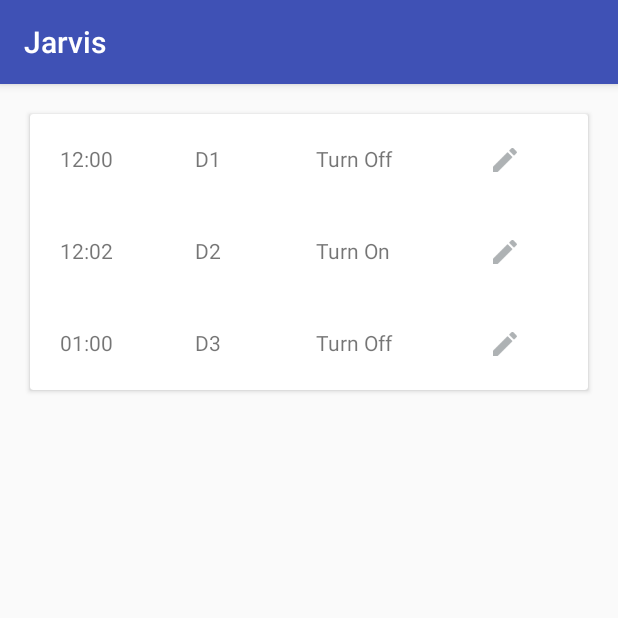
After one commit to noureldin-khaled/Jarvis_Android, an Android app: the fragment PatternsFragment shown on its own in the app's theme, on a phone screen of 412 x 824 dp, the top half of it. The commit adds this screen. Run offline under Robolectric (Android 15) with nearby library versions, the phone set to English and light mode, and no system bars.

Commit message:
Added Patterns without requests

```diff
--- a/app/build.gradle
+++ b/app/build.gradle
@@ -23,6 +23,7 @@ dependencies {
     compile fileTree(dir: 'libs', include: ['*.jar'])
     compile 'com.android.support:appcompat-v7:24.2.0'
     compile 'com.android.support:design:24.2.0'
+    compile 'com.android.support:cardview-v7:21.0.+'
     compile 'ai.api:libai:1.3.5'
     compile 'ai.api:sdk:2.0.2@aar'
     compile 'com.google.code.gson:gson:2.3.1'
--- /dev/null
+++ b/app/src/main/java/com/iot/guc/jarvis/adapters/PatternsAdapter.java
@@ -0,0 +1,57 @@
+package com.iot.guc.jarvis.adapters;
+
+import android.content.Context;
+import android.support.v7.widget.CardView;
+import android.support.v7.widget.LinearLayoutManager;
+import android.support.v7.widget.RecyclerView;
+import android.view.LayoutInflater;
+import android.view.View;
+import android.view.ViewGroup;
+
+import com.iot.guc.jarvis.R;
+import com.iot.guc.jarvis.models.Event;
+
+import java.util.ArrayList;
+
+
+public class PatternsAdapter extends RecyclerView.Adapter<PatternsAdapter.ViewHolder> {
+
+    private ArrayList<ArrayList<Event>> sequences;
+    private Context context;
+
+    public PatternsAdapter(ArrayList<ArrayList<Event>>Data, Context context){
+        sequences = Data;
+        this.context = context;
+    }
+
+
+    @Override
+    public PatternsAdapter.ViewHolder onCreateViewHolder(ViewGroup parent, int viewType) {
+        View v = LayoutInflater.from(parent.getContext()).inflate(R.layout.patterns_sequence,parent,false);
+        ViewHolder viewHolder = new ViewHolder(v);
+        return viewHolder;
+    }
+
+    @Override
+    public void onBindViewHolder(ViewHolder holder, int position) {
+        SequenceAdapter sequenceAdapter = new SequenceAdapter(sequences.get(position));
+        holder.recyclerView.setLayoutManager(new LinearLayoutManager(context));
+        holder.recyclerView.setAdapter(sequenceAdapter);
+    }
+
+    @Override
+    public int getItemCount() {
+        return sequences.size();
+    }
+
+    public static class ViewHolder extends RecyclerView.ViewHolder {
+
+        RecyclerView recyclerView;
+
+
+        public ViewHolder(View itemView) {
+            super(itemView);
+            recyclerView = (RecyclerView) itemView.findViewById(R.id.patterns_sequence);
+        }
+    }
+}
--- /dev/null
+++ b/app/src/main/java/com/iot/guc/jarvis/adapters/SequenceAdapter.java
@@ -0,0 +1,57 @@
+package com.iot.guc.jarvis.adapters;
+
+import android.support.v7.widget.RecyclerView;
+import android.view.LayoutInflater;
+import android.view.View;
+import android.view.ViewGroup;
+import android.widget.TextView;
+
+import com.iot.guc.jarvis.R;
+import com.iot.guc.jarvis.models.Event;
+
+import java.util.ArrayList;
+
+
+public class SequenceAdapter extends RecyclerView.Adapter<SequenceAdapter.ViewHolder> {
+
+    private ArrayList<Event> Events;
+
+    public SequenceAdapter(ArrayList<Event>Data){
+        Events = Data;
+    }
+
+    @Override
+    public SequenceAdapter.ViewHolder onCreateViewHolder(ViewGroup parent, int viewType) {
+        View v = LayoutInflater.from(parent.getContext()).inflate(R.layout.patterns_sequence_event,parent,false);
+        return new ViewHolder(v);
+    }
+
+    @Override
+    public void onBindViewHolder(SequenceAdapter.ViewHolder holder, int position) {
+        holder.time.setText(Events.get(position).getTime());
+        holder.device.setText(Events.get(position).getDevice());
+        String status = "";
+        if(Events.get(position).getStatus())
+            status = "Turn On";
+        else status = "Turn Off";
+        holder.status.setText(status);
+    }
+
+    @Override
+    public int getItemCount() {
+        return Events.size();
+    }
+
+    public static class ViewHolder extends RecyclerView.ViewHolder{
+        TextView time;
+        TextView device;
+        TextView status;
+
+        public ViewHolder(View itemView) {
+            super(itemView);
+            time = (TextView) itemView.findViewById(R.id.event_time);
+            device = (TextView) itemView.findViewById(R.id.PatternsFragment_device_name);
+            status = (TextView) itemView.findViewById(R.id.PatternsFragment_device_status);
+        }
+    }
+}
--- a/app/src/main/java/com/iot/guc/jarvis/controllers/MainActivity.java
+++ b/app/src/main/java/com/iot/guc/jarvis/controllers/MainActivity.java
@@ -24,6 +24,7 @@ import android.widget.ProgressBar;
 import android.widget.TextView;
 
 import com.iot.guc.jarvis.Constants;
+import com.iot.guc.jarvis.fragments.PatternsFragment;
 import com.iot.guc.jarvis.responses.HTTPResponse;
 import com.iot.guc.jarvis.R;
 import com.iot.guc.jarvis.Shared;
@@ -230,7 +231,7 @@ public class MainActivity extends AppCompatActivity {
         public Fragment getItem(int position) {
             switch (position) {
                 case 0:
-                    return PlaceholderFragment.newInstance(position+1);
+                    return new PatternsFragment();
                 case 1:
                     return new ChatFragment();
                 case 2:
--- /dev/null
+++ b/app/src/main/java/com/iot/guc/jarvis/fragments/PatternsFragment.java
@@ -0,0 +1,67 @@
+package com.iot.guc.jarvis.fragments;
+
+
+import android.support.v4.app.Fragment;
+import android.os.Bundle;
+import android.support.annotation.Nullable;
+import android.support.v7.widget.LinearLayoutManager;
+import android.support.v7.widget.RecyclerView;
+import android.view.LayoutInflater;
+import android.view.View;
+import android.view.ViewGroup;
+
+import com.iot.guc.jarvis.R;
+import com.iot.guc.jarvis.adapters.PatternsAdapter;
+import com.iot.guc.jarvis.models.Event;
+
+import java.util.ArrayList;
+
+public class PatternsFragment extends Fragment {
+
+    private ArrayList<ArrayList<Event>> Patterns = new ArrayList<ArrayList<Event>>();
+
+    @Nullable
+    @Override
+    public View onCreateView(LayoutInflater inflater, @Nullable ViewGroup container, Bundle savedInstanceState) {
+        View view = inflater.inflate(R.layout.fragment_patterns,container,false);
+        RecyclerView recyclerView = (RecyclerView) view.findViewById(R.id.Patterns_RecyclerView_list);
+
+        LinearLayoutManager linearLayoutManager = new LinearLayoutManager(getActivity());
+        recyclerView.setLayoutManager(linearLayoutManager);
+
+        fillData();
+        PatternsAdapter patternsAdapter = new PatternsAdapter(Patterns,getActivity());
+        recyclerView.setAdapter(patternsAdapter);
+
+        return view;
+    }
+
+    private void fillData() {
+
+        Event ev1 = new Event();
+        ev1.setDevice("D1");
+        ev1.setTime("12:00");
+        ev1.setStatus(false);
+        Event ev2 = new Event();
+        ev2.setDevice("D2");
+        ev2.setTime("12:02");
+        ev2.setStatus(true);
+        Event ev3 = new Event();
+        ev3.setDevice("D3");
+        ev3.setTime("01:00");
+        ev3.setStatus(false);
+
+        ArrayList<Event> s = new ArrayList<Event>();
+        s.add(ev1);
+        s.add(ev2);
+        s.add(ev3);
+
+        Patterns.add(s);
+
+
+
+
+    }
+
+
+}
--- /dev/null
+++ b/app/src/main/java/com/iot/guc/jarvis/models/Event.java
@@ -0,0 +1,32 @@
+package com.iot.guc.jarvis.models;
+
+public class Event {
+
+    private String time;
+    private String device;
+    private Boolean status;
+
+    public String getTime() {
+        return time;
+    }
+
+    public void setTime(String time) {
+        this.time = time;
+    }
+
+    public String getDevice() {
+        return device;
+    }
+
+    public void setDevice(String device) {
+        this.device = device;
+    }
+
+    public Boolean getStatus() {
+        return status;
+    }
+
+    public void setStatus(Boolean status) {
+        this.status = status;
+    }
+}
--- /dev/null
+++ b/app/src/main/res/layout/fragment_patterns.xml
@@ -0,0 +1,31 @@
+<?xml version="1.0" encoding="utf-8"?>
+<LinearLayout xmlns:android="http://schemas.android.com/apk/res/android"
+    android:layout_width="match_parent" android:layout_height="match_parent"
+    android:orientation="vertical">
+
+    <ProgressBar
+        android:layout_width="wrap_content"
+        android:layout_height="wrap_content"
+        android:layout_gravity="center"
+        android:layout_margin="10dp"
+        android:visibility="gone"
+        android:id="@+id/Patterns_ProgressBar"/>
+
+    <TextView
+        android:layout_width="wrap_content"
+        android:layout_height="wrap_content"
+        android:text="No Patterns Detected Yet"
+        android:layout_margin="10dp"
+        android:layout_gravity="center"
+        android:id="@+id/Patterns_TextView_NoPatterns"
+        android:visibility="gone"/>
+
+    <android.support.v7.widget.RecyclerView
+        android:layout_width="match_parent"
+        android:layout_height="wrap_content"
+        android:id="@+id/Patterns_RecyclerView_list"/>
+
+
+
+
+</LinearLayout>
--- /dev/null
+++ b/app/src/main/res/layout/patterns_sequence.xml
@@ -0,0 +1,17 @@
+<?xml version="1.0" encoding="utf-8"?>
+<android.support.v7.widget.CardView xmlns:android="http://schemas.android.com/apk/res/android"
+    android:layout_width="match_parent"
+    android:layout_margin="20dp"
+    android:layout_height="wrap_content">
+
+
+
+        <android.support.v7.widget.RecyclerView
+            android:layout_width="match_parent"
+            android:layout_height="wrap_content"
+            android:id="@+id/patterns_sequence"/>
+
+
+
+
+</android.support.v7.widget.CardView>
--- /dev/null
+++ b/app/src/main/res/layout/patterns_sequence_event.xml
@@ -0,0 +1,45 @@
+<?xml version="1.0" encoding="utf-8"?>
+<LinearLayout xmlns:android="http://schemas.android.com/apk/res/android"
+    xmlns:app="http://schemas.android.com/apk/res-auto"
+    android:orientation="horizontal" android:layout_width="match_parent"
+    android:layout_height="wrap_content"
+    android:layout_gravity="center_horizontal"
+    android:gravity="center_horizontal"
+    android:padding="10dp">
+
+
+
+    <TextView
+        android:layout_weight="2"
+        android:layout_width="0dp"
+        android:layout_height="wrap_content"
+        android:layout_margin="10dp"
+        android:id="@+id/event_time"
+        android:text="Time"/>
+
+    <TextView
+        android:layout_weight="2"
+        android:layout_width="0dp"
+        android:layout_height="wrap_content"
+        android:layout_margin="10dp"
+        android:id="@+id/PatternsFragment_device_name"
+        android:text="Device name here"/>
+
+
+    <TextView
+        android:layout_weight="2"
+        android:layout_width="0dp"
+        android:layout_height="wrap_content"
+        android:layout_marginTop="10dp"
+        android:layout_marginRight="10dp"
+        android:id="@+id/PatternsFragment_device_status"
+        android:text="status"/>
+
+    <ImageView
+        android:layout_weight="2"
+        android:layout_width="0dp"
+        android:layout_height="21dp"
+        android:layout_margin="10dp"
+        app:srcCompat="@drawable/ic_edit" />
+
+</LinearLayout>
--- a/app/src/main/res/values/strings.xml
+++ b/app/src/main/res/values/strings.xml
@@ -6,5 +6,6 @@
     <string name="action_home">Home</string>
     <string name="action_logout">Logout</string>
     <string name="section_format">Hello World from section: %1$d</string>
+    <string name="device_status">Turn:</string>
     <string name="title_activity_main">MainActivity</string>
 </resources>
```
